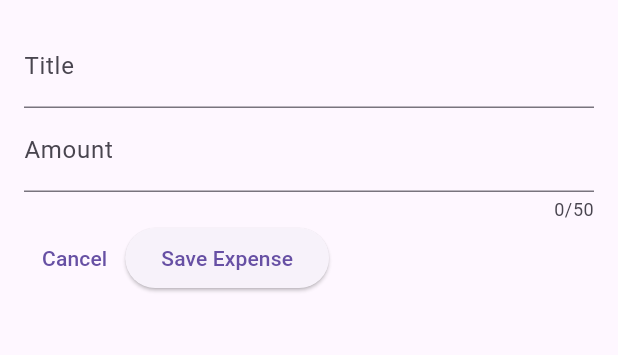
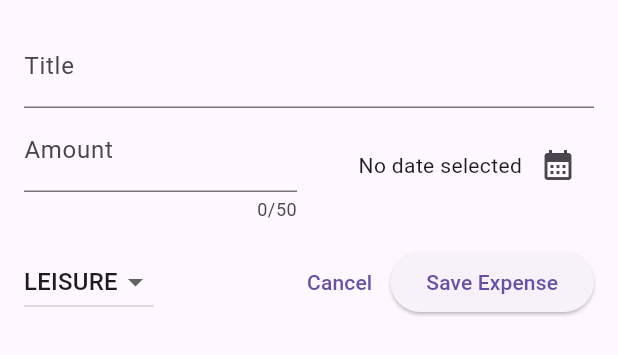
Before and after one commit to EduardoCastillo87/expense_tracker_max, a Flutter app: the NewExpense widget shown alone on an empty page, opened directly, on a phone screen of 412 x 824 dp. Shown: the top 355 px of the screen. Run offline on Flutter 3.47's test engine with Material 3 defaults, Android fonts, the phone set to English and light mode, and no system bars.

Commit message:
Add date picker and category selection to NewExpense widget, enhancing user input options

```diff
--- a/lib/widgets/new_expense.dart
+++ b/lib/widgets/new_expense.dart
@@ -1,4 +1,6 @@
 import 'package:flutter/material.dart';
+import 'package:flutter/physics.dart';
+import 'package:expense_tracker_max/models/expense.dart';
 
 class NewExpense extends StatefulWidget {
   NewExpense({super.key});
@@ -12,6 +14,22 @@ class NewExpense extends StatefulWidget {
 class _NewExpenseState extends State<NewExpense> {
   final _titleController = TextEditingController();
   final _amountController = TextEditingController();
+  DateTime? _selectedDate;
+  Category _selectedCategory = Category.leisure;
+
+  void _presentDataPicker() async {
+    final now = DateTime.now();
+    final firstDate = DateTime(now.year - 1, now.month, now.day);
+    final pickedDate = await showDatePicker(
+      context: context,
+      initialDate: now,
+      firstDate: firstDate,
+      lastDate: now,
+    );
+    setState(() {
+      _selectedDate = pickedDate;
+    });
+  }
 
   @override
   void dispose() {
@@ -28,20 +46,71 @@ class _NewExpenseState extends State<NewExpense> {
         children: [
           TextField(
             controller: _titleController,
-            keyboardType: TextInputType.number,
+            keyboardType: TextInputType.text,
             decoration: const InputDecoration(label: Text('Title')),
           ),
-          TextField(
+          Row(
+            children: [
+              Expanded(
+                child: TextField(
                   controller: _amountController,
+                  keyboardType: TextInputType.number,
                   maxLength: 50,
                   decoration: const InputDecoration(
                     prefixText: '\$ ',
                     label: Text('Amount'),
                   ),
                 ),
+              ),
+              const SizedBox(width: 16),
+              Expanded(
+                child: Row(
+                  mainAxisAlignment: MainAxisAlignment.end,
+                  crossAxisAlignment: CrossAxisAlignment.center,
+                  children: [
+                    Text(
+                      _selectedDate == null
+                          ? 'No date selected'
+                          : formatter.format(_selectedDate!),
+                    ),
+                    IconButton(
+                      onPressed: _presentDataPicker,
+                      icon: const Icon(Icons.calendar_month),
+                    ),
+                  ],
+                ),
+              ),
+            ],
+          ),
+          const SizedBox(height: 16),
           Row(
             children: [
-              TextButton(onPressed: () {}, child: const Text('Cancel')),
+              DropdownButton(
+                value: _selectedCategory,
+                items: Category.values
+                    .map(
+                      (category) => DropdownMenuItem(
+                        value: category,
+                        child: Text(category.name.toUpperCase()),
+                      ),
+                    )
+                    .toList(),
+                onChanged: (value) {
+                  setState(() {
+                    if (value == null) {
+                      return;
+                    }
+                    _selectedCategory = value;
+                  });
+                },
+              ),
+              const Spacer(),
+              TextButton(
+                onPressed: () {
+                  Navigator.pop(context);
+                },
+                child: const Text('Cancel'),
+              ),
               ElevatedButton(
                 onPressed: () {
                   print(_titleController);
```
Lines whose indentation alone changed are shown as unchanged.
